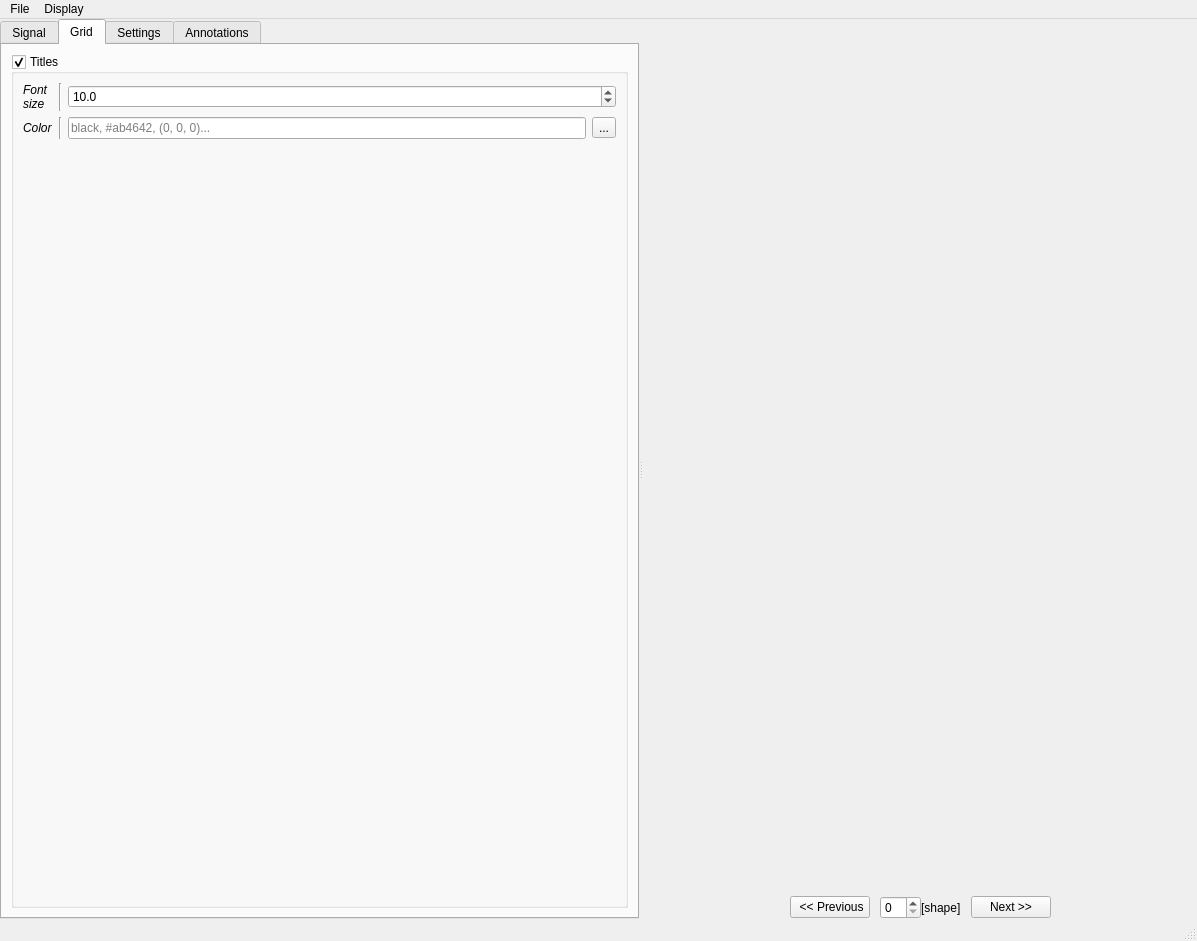
Old version of the form visbrain/signal/gui/signal_gui.ui in the repository EtienneCmb/visbrain.
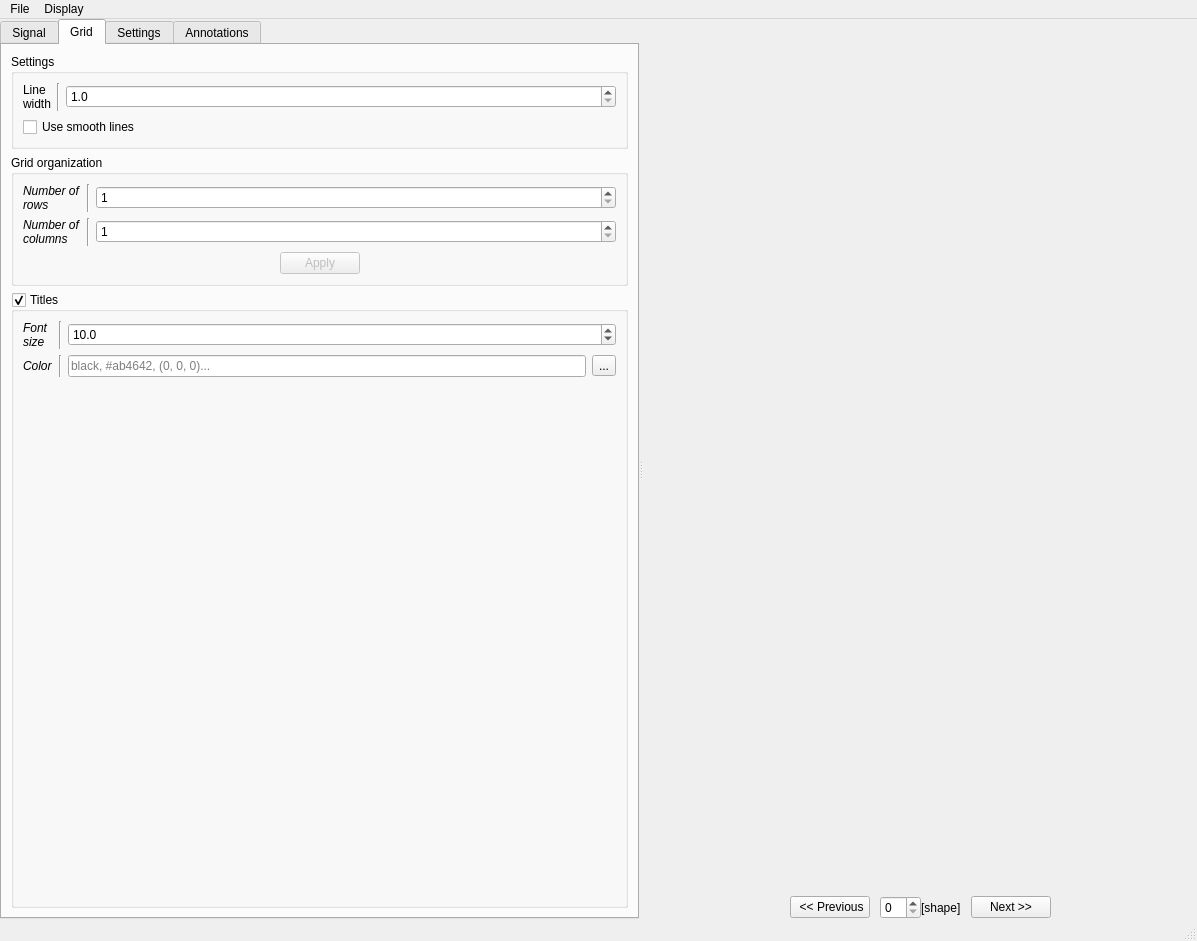
New version of the form. The open tabs and pages were chosen to show the change.

Commit message: New grid line width + line smoothing

```diff
--- a/visbrain/signal/gui/signal_gui.ui
+++ b/visbrain/signal/gui/signal_gui.ui
@@ -1614,6 +1614,179 @@
                <string>Grid</string>
               </attribute>
               <layout class="QVBoxLayout" name="verticalLayout_5">
+               <item>
+                <widget class="QGroupBox" name="groupBox_4">
+                 <property name="title">
+                  <string>Settings</string>
+                 </property>
+                 <layout class="QGridLayout" name="gridLayout_21">
+                  <item row="0" column="2">
+                   <widget class="QDoubleSpinBox" name="_grid_lw">
+                    <property name="decimals">
+                     <number>1</number>
+                    </property>
+                    <property name="minimum">
+                     <double>1.000000000000000</double>
+                    </property>
+                   </widget>
+                  </item>
+                  <item row="0" column="0">
+                   <widget class="QLabel" name="label_45">
+                    <property name="text">
+                     <string>Line
+width</string>
+                    </property>
+                   </widget>
+                  </item>
+                  <item row="2" column="0" colspan="3">
+                   <widget class="QCheckBox" name="_grid_smooth">
+                    <property name="text">
+                     <string>Use smooth lines</string>
+                    </property>
+                   </widget>
+                  </item>
+                  <item row="0" column="1">
+                   <widget class="Line" name="line_40">
+                    <property name="orientation">
+                     <enum>Qt::Vertical</enum>
+                    </property>
+                   </widget>
+                  </item>
+                  <item row="1" column="2">
+                   <spacer name="horizontalSpacer_31">
+                    <property name="orientation">
+                     <enum>Qt::Horizontal</enum>
+                    </property>
+                    <property name="sizeHint" stdset="0">
+                     <size>
+                      <width>40</width>
+                      <height>0</height>
+                     </size>
+                    </property>
+                   </spacer>
+                  </item>
+                 </layout>
+                </widget>
+               </item>
+               <item>
+                <widget class="QGroupBox" name="groupBox">
+                 <property name="title">
+                  <string>Grid organization</string>
+                 </property>
+                 <layout class="QGridLayout" name="gridLayout_20">
+                  <item row="0" column="0">
+                   <widget class="QLabel" name="label_43">
+                    <property name="font">
+                     <font>
+                      <italic>true</italic>
+                     </font>
+                    </property>
+                    <property name="text">
+                     <string>Number of
+rows</string>
+                    </property>
+                   </widget>
+                  </item>
+                  <item row="1" column="2">
+                   <widget class="QSpinBox" name="_grid_ncols">
+                    <property name="minimum">
+                     <number>1</number>
+                    </property>
+                   </widget>
+                  </item>
+                  <item row="1" column="0">
+                   <widget class="QLabel" name="label_44">
+                    <property name="font">
+                     <font>
+                      <italic>true</italic>
+                     </font>
+                    </property>
+                    <property name="text">
+                     <string>Number of
+columns</string>
+                    </property>
+                   </widget>
+                  </item>
+                  <item row="3" column="2">
+                   <spacer name="horizontalSpacer_28">
+                    <property name="orientation">
+                     <enum>Qt::Horizontal</enum>
+                    </property>
+                    <property name="sizeHint" stdset="0">
+                     <size>
+                      <width>40</width>
+                      <height>0</height>
+                     </size>
+                    </property>
+                   </spacer>
+                  </item>
+                  <item row="0" column="2">
+                   <widget class="QSpinBox" name="_grid_nrows">
+                    <property name="minimum">
+                     <number>1</number>
+                    </property>
+                   </widget>
+                  </item>
+                  <item row="0" column="1">
+                   <widget class="Line" name="line_38">
+                    <property name="orientation">
+                     <enum>Qt::Vertical</enum>
+                    </property>
+                   </widget>
+                  </item>
+                  <item row="1" column="1">
+                   <widget class="Line" name="line_39">
+                    <property name="orientation">
+                     <enum>Qt::Vertical</enum>
+                    </property>
+                   </widget>
+                  </item>
+                  <item row="2" column="0" colspan="3">
+                   <layout class="QHBoxLayout" name="horizontalLayout_11">
+                    <property name="topMargin">
+                     <number>0</number>
+                    </property>
+                    <item>
+                     <spacer name="horizontalSpacer_29">
+                      <property name="orientation">
+                       <enum>Qt::Horizontal</enum>
+                      </property>
+                      <property name="sizeHint" stdset="0">
+                       <size>
+                        <width>40</width>
+                        <height>20</height>
+                       </size>
+                      </property>
+                     </spacer>
+                    </item>
+                    <item>
+                     <widget class="QPushButton" name="_grid_reorg_apply">
+                      <property name="enabled">
+                       <bool>false</bool>
+                      </property>
+                      <property name="text">
+                       <string>Apply</string>
+                      </property>
+                     </widget>
+                    </item>
+                    <item>
+                     <spacer name="horizontalSpacer_30">
+                      <property name="orientation">
+                       <enum>Qt::Horizontal</enum>
+                      </property>
+                      <property name="sizeHint" stdset="0">
+                       <size>
+                        <width>40</width>
+                        <height>20</height>
+                       </size>
+                      </property>
+                     </spacer>
+                    </item>
+                   </layout>
+                  </item>
+                 </layout>
+                </widget>
+               </item>
                <item>
                 <widget class="QGroupBox" name="_grid_titles">
                  <property name="title">
```
Left out of the diff: 13 changed lines with no effect on the pictures. The commit also changes 7 other files.
